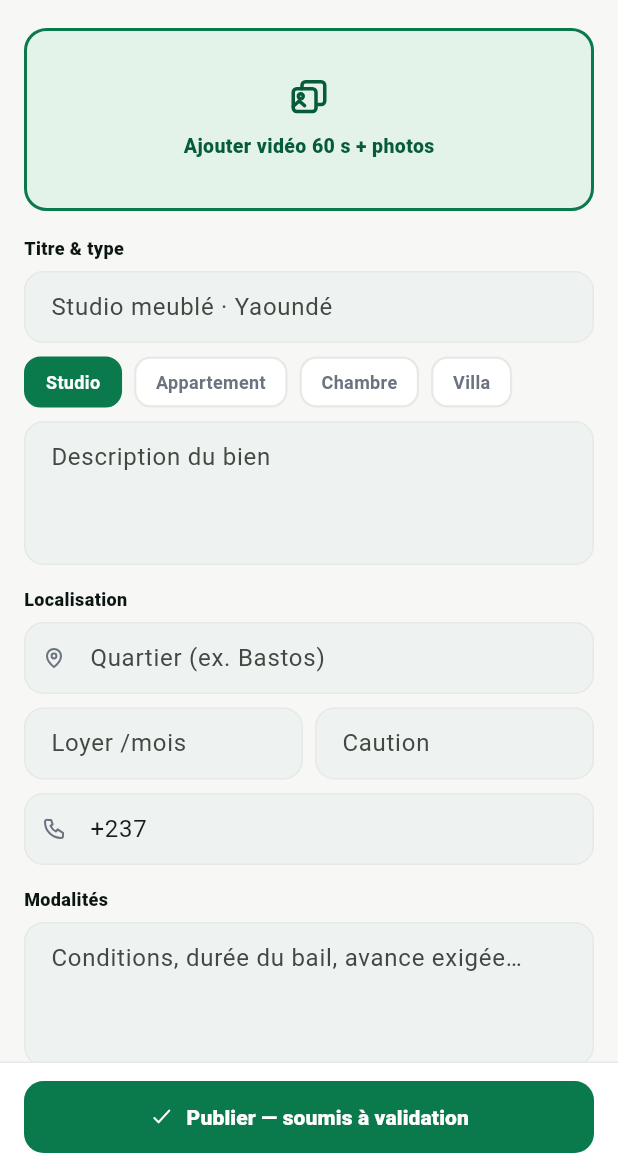
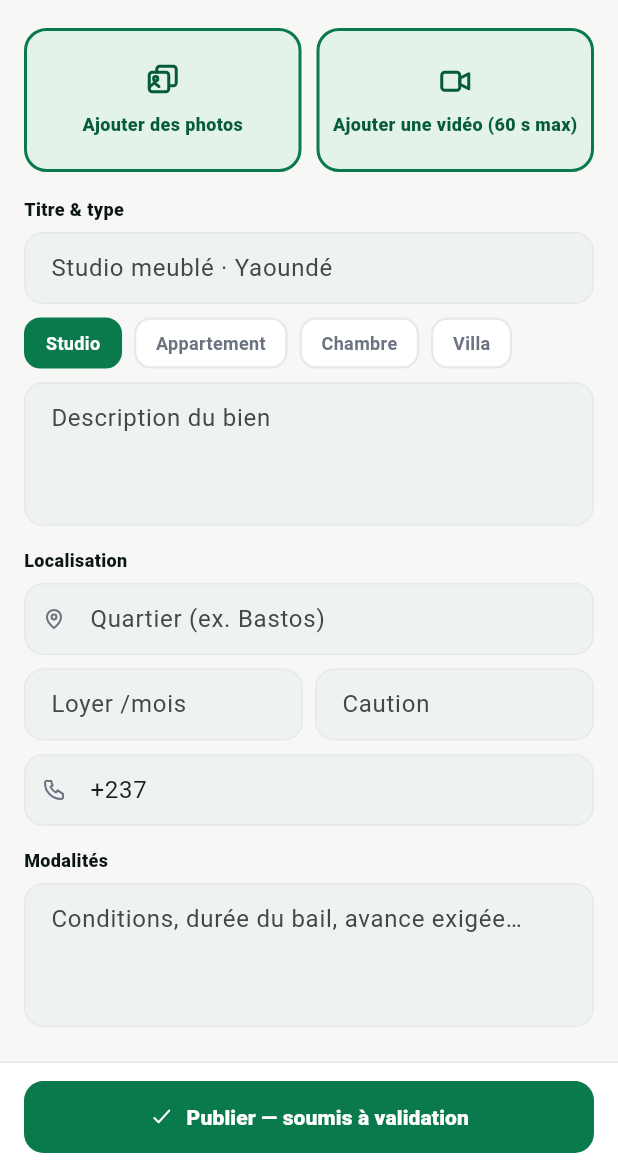
Before and after one commit to ndzanatsanga2/Bailconnect, a Flutter app: the PublishListingScreen screen opened directly, on a phone screen of 412 x 824 dp, the part 65-1236 px from its top. Run offline on Flutter 3.47's test engine with Material 3 defaults, Android fonts, the phone set to English and light mode, and no system bars; our stand-ins replace flutter_secure_storage, flutter_svg, image_picker, video_player; accounts and stored records are empty; network calls fail.

Commit message:
feat(media): upload video annonceur/admin + lecture reelle en fiche detail
Root cause : les deux ecrans de publication (bailleur, admin) forcaient
mediaType='photo' en dur a l'upload, quelle que soit l'intention du
libelle affiche ("Ajouter video 60s + photos") — aucune video n'a
jamais pu etre uploadee. Le fil (feed_screen.dart) avait deja un
lecteur autoplay/boucle/muet fonctionnel mais jamais atteint pour la
meme raison. La fiche detail n'avait, elle, aucun vrai lecteur (icone
"play" decorative sur une photo statique).

- publish_listing_screen.dart / admin_publish_listing_screen.dart :
  deux boutons distincts Photo/Video (ImagePicker.pickImage /
  pickVideo), mediaType correctement transmis a l'upload, un seul
  video autorise par annonce (photos illimitees, mix possible).
- media_limits.dart : duree video max 60s (imposee au picker) + taille
  max 40 Mo par fichier (rejet avant upload, pas de compression
  disponible cote client sans nouvelle dependance native).
- listing_detail_screen.dart : nouveau lecteur video reel (tap pour
  lecture/pause), remplace l'icone decorative. Degrade toujours en
  dernier recours (photo > video > degrade), inchange.
- Tests backend : upload video (annonceur + admin), mix photo+video
  sur une meme annonce, /api/feed/ expose bien les deux types avec
  URL absolue chacun.
- Golden test de l'ecran admin regenere (nouvelle disposition des
  boutons media).

Co-Authored-By: Claude Sonnet 5 <noreply@anthropic.com>

```diff
--- /dev/null
+++ b/frontend/lib/data/media_limits.dart
@@ -0,0 +1,10 @@
+/// Limites appliquées côté client à l'upload de médias d'annonce (photo/
+/// vidéo), réutilisées par les écrans de publication annonceur et admin.
+library;
+
+/// Durée max d'une vidéo — imposée au picker (ImagePicker.pickVideo).
+const kMaxVideoDuration = Duration(seconds: 60);
+
+/// Taille max d'un fichier média (photo ou vidéo), en octets — rejeté avant
+/// upload si dépassé (pas de compression disponible côté client).
+const kMaxMediaFileSizeBytes = 40 * 1024 * 1024;
--- a/frontend/lib/screens/annonceur/publish_listing_screen.dart
+++ b/frontend/lib/screens/annonceur/publish_listing_screen.dart
@@ -5,6 +5,7 @@ import 'package:image_picker/image_picker.dart';
 
 import '../../data/api_client.dart';
 import '../../data/listing_repository.dart';
+import '../../data/media_limits.dart';
 import '../../theme/app_colors.dart';
 import '../../widgets/bc_chip.dart';
 import '../../widgets/bc_icon.dart';
@@ -40,8 +41,11 @@ class _PublishListingScreenState extends State<PublishListingScreen> {
   final _whatsappController = TextEditingController(text: '+237');
 
   String _propertyType = _propertyTypes.first.$1;
-  final List<(XFile file, Uint8List bytes)> _pickedMedia = [];
+  final List<(XFile file, Uint8List bytes, String mediaType)> _pickedMedia =
+      [];
   bool _submitting = false;
+
+  bool get _hasVideo => _pickedMedia.any((m) => m.$3 == 'video');
 
   @override
   void dispose() {
@@ -55,14 +59,38 @@ class _PublishListingScreenState extends State<PublishListingScreen> {
     super.dispose();
   }
 
-  Future<void> _pickMedia() async {
+  Future<void> _pickPhoto() async {
     final file = await _picker.pickImage(
       source: ImageSource.gallery,
       imageQuality: 85,
     );
     if (file == null) return;
+    await _addMedia(file, 'photo');
+  }
+
+  Future<void> _pickVideo() async {
+    final file = await _picker.pickVideo(
+      source: ImageSource.gallery,
+      maxDuration: kMaxVideoDuration,
+    );
+    if (file == null) return;
+    await _addMedia(file, 'video');
+  }
+
+  Future<void> _addMedia(XFile file, String mediaType) async {
     final bytes = await file.readAsBytes();
-    setState(() => _pickedMedia.add((file, bytes)));
+    if (bytes.length > kMaxMediaFileSizeBytes) {
+      if (!mounted) return;
+      ScaffoldMessenger.of(context).showSnackBar(
+        SnackBar(
+          content: Text(
+            'Fichier trop volumineux (max ${kMaxMediaFileSizeBytes ~/ (1024 * 1024)} Mo).',
+          ),
+        ),
+      );
+      return;
+    }
+    setState(() => _pickedMedia.add((file, bytes, mediaType)));
   }
 
   Future<void> _submit() async {
@@ -94,10 +122,10 @@ class _PublishListingScreenState extends State<PublishListingScreen> {
         whatsappNumber: _whatsappController.text.trim(),
       );
 
-      for (final (file, bytes) in _pickedMedia) {
+      for (final (file, bytes, mediaType) in _pickedMedia) {
         await _listingRepository.uploadMedia(
           listingId: listing.id,
-          mediaType: 'photo',
+          mediaType: mediaType,
           bytes: bytes,
           filename: file.name,
         );
@@ -159,42 +187,26 @@ class _PublishListingScreenState extends State<PublishListingScreen> {
                   child: Column(
                     crossAxisAlignment: CrossAxisAlignment.start,
                     children: [
-                      InkWell(
-                        onTap: _pickMedia,
-                        borderRadius: BorderRadius.circular(15),
-                        child: Container(
-                          height: 122,
-                          decoration: BoxDecoration(
-                            borderRadius: BorderRadius.circular(15),
-                            border: Border.all(
-                              color: AppColors.green,
-                              width: 2,
-                              style: BorderStyle.solid,
-                            ),
-                            color: AppColors.greenLight,
-                          ),
-                          child: const Center(
-                            child: Column(
-                              mainAxisSize: MainAxisSize.min,
-                              children: [
-                                BcIcon(
-                                  'images',
-                                  size: 28,
-                                  color: AppColors.greenDark,
-                                ),
-                                SizedBox(height: 8),
-                                Text(
-                                  'Ajouter vidéo 60 s + photos',
-                                  style: TextStyle(
-                                    color: AppColors.greenDark,
-                                    fontWeight: FontWeight.w800,
-                                    fontSize: 13,
-                                  ),
-                                ),
-                              ],
+                      Row(
+                        children: [
+                          Expanded(
+                            child: _mediaPickButton(
+                              icon: 'images',
+                              label: 'Ajouter des photos',
+                              onTap: _pickPhoto,
                             ),
                           ),
-                        ),
+                          const SizedBox(width: 10),
+                          Expanded(
+                            child: _mediaPickButton(
+                              icon: 'video',
+                              label: _hasVideo
+                                  ? 'Vidéo ajoutée'
+                                  : 'Ajouter une vidéo (60 s max)',
+                              onTap: _hasVideo ? null : _pickVideo,
+                            ),
+                          ),
+                        ],
                       ),
                       if (_pickedMedia.isNotEmpty) ...[
                         const SizedBox(height: 10),
@@ -205,15 +217,8 @@ class _PublishListingScreenState extends State<PublishListingScreen> {
                             itemCount: _pickedMedia.length,
                             separatorBuilder: (_, _) =>
                                 const SizedBox(width: 8),
-                            itemBuilder: (context, index) => ClipRRect(
-                              borderRadius: BorderRadius.circular(10),
-                              child: Image.memory(
-                                _pickedMedia[index].$2,
-                                width: 52,
-                                height: 52,
-                                fit: BoxFit.cover,
-                              ),
-                            ),
+                            itemBuilder: (context, index) =>
+                                _mediaThumbnail(_pickedMedia[index]),
                           ),
                         ),
                       ],
@@ -316,6 +321,73 @@ class _PublishListingScreenState extends State<PublishListingScreen> {
     );
   }
 
+  Widget _mediaPickButton({
+    required String icon,
+    required String label,
+    required VoidCallback? onTap,
+  }) {
+    final enabled = onTap != null;
+    return InkWell(
+      onTap: onTap,
+      borderRadius: BorderRadius.circular(15),
+      child: Container(
+        height: 96,
+        padding: const EdgeInsets.symmetric(horizontal: 8),
+        decoration: BoxDecoration(
+          borderRadius: BorderRadius.circular(15),
+          border: Border.all(
+            color: enabled ? AppColors.green : AppColors.line,
+            width: 2,
+          ),
+          color: enabled ? AppColors.greenLight : const Color(0xFFEEF2F0),
+        ),
+        child: Center(
+          child: Column(
+            mainAxisSize: MainAxisSize.min,
+            children: [
+              BcIcon(
+                icon,
+                size: 24,
+                color: enabled ? AppColors.greenDark : AppColors.sub,
+              ),
+              const SizedBox(height: 8),
+              Text(
+                label,
+                textAlign: TextAlign.center,
+                style: TextStyle(
+                  color: enabled ? AppColors.greenDark : AppColors.sub,
+                  fontWeight: FontWeight.w800,
+                  fontSize: 12,
+                ),
+              ),
+            ],
+          ),
+        ),
+      ),
+    );
+  }
+
+  Widget _mediaThumbnail((XFile file, Uint8List bytes, String mediaType) media) {
+    final (_, bytes, mediaType) = media;
+    if (mediaType == 'video') {
+      return Container(
+        width: 52,
+        height: 52,
+        decoration: BoxDecoration(
+          color: AppColors.ink,
+          borderRadius: BorderRadius.circular(10),
+        ),
+        child: const Center(
+          child: BcIcon('video', size: 20, color: Colors.white),
+        ),
+      );
+    }
+    return ClipRRect(
+      borderRadius: BorderRadius.circular(10),
+      child: Image.memory(bytes, width: 52, height: 52, fit: BoxFit.cover),
+    );
+  }
+
   Widget _label(String text) => Padding(
     padding: const EdgeInsets.only(bottom: 7),
     child: Text(
```
Also changed, not shown: frontend/lib/screens/admin/admin_publish_listing_screen.dart (+120 -47 lines), frontend/lib/screens/client/listing_detail_screen.dart (+94 -14 lines), 3 other files.
